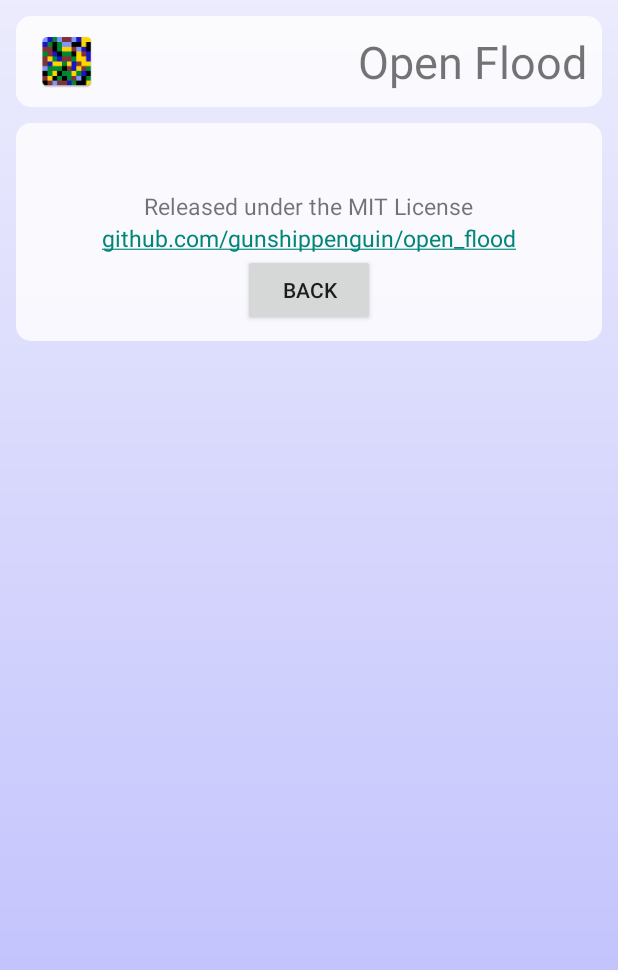
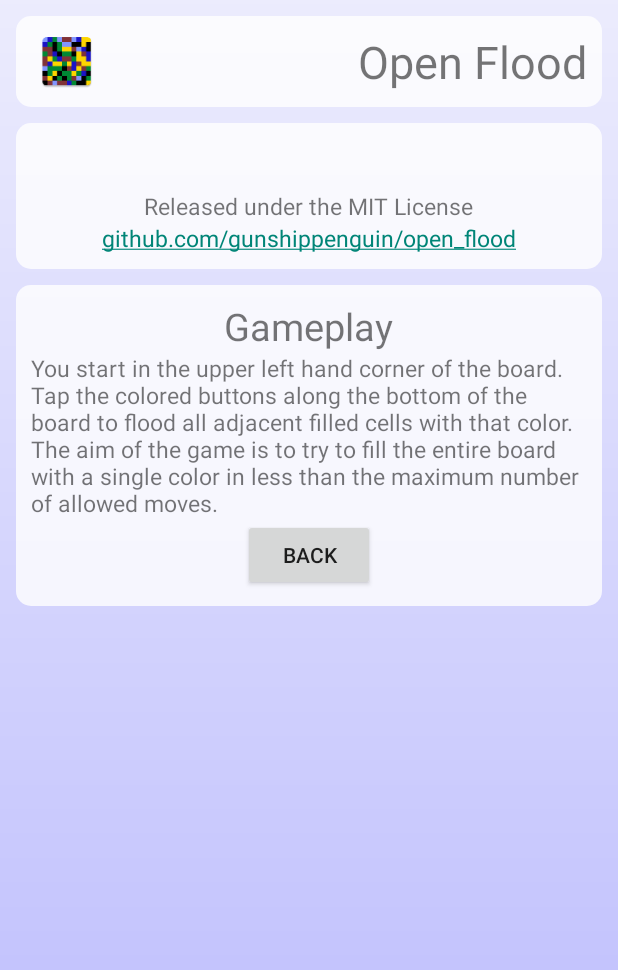
Before and after one commit to GunshipPenguin/open_flood, an Android app: the layout activity_info.xml on its own in the app's theme, with its tools: preview values and no code run, on a phone screen of 412 x 824 dp. Shown: the top 970 px of the screen. Run offline under Robolectric (Android 15) with nearby library versions, the phone set to English and light mode, and no system bars.

Commit message:
Add help text to InfoActivity

```diff
--- a/app/src/main/res/layout/activity_info.xml
+++ b/app/src/main/res/layout/activity_info.xml
@@ -65,6 +65,29 @@
             android:textSize="15sp"
             android:id="@+id/infoSourceTextView"
             android:layout_gravity="center_horizontal" />
+    </LinearLayout>
+
+    <LinearLayout
+        android:orientation="vertical"
+        android:layout_width="match_parent"
+        android:layout_height="wrap_content"
+        android:background="@drawable/background_box"
+        android:layout_margin="5dp">
+
+        <TextView
+            android:layout_width="wrap_content"
+            android:layout_height="match_parent"
+            android:text="@string/info_instructions_title"
+            android:textSize="25sp"
+            android:layout_gravity="center"
+            android:id="@+id/textView4" />
+
+        <TextView
+            android:layout_width="fill_parent"
+            android:layout_height="match_parent"
+            android:text="@string/info_instructions"
+            android:textSize="15sp"
+            android:id="@+id/textView5" />
 
         <Button
             android:layout_width="wrap_content"
@@ -72,6 +95,7 @@
             android:text="@string/info_back"
             android:id="@+id/backButton"
             android:layout_gravity="center_horizontal" />
+
     </LinearLayout>
 
 </LinearLayout>
--- a/app/src/main/res/values/strings.xml
+++ b/app/src/main/res/values/strings.xml
@@ -19,5 +19,12 @@
     <!--Info activity-->
     <string name="info_license">Released under the MIT License</string>
     <string name="info_source"><a href="http://github.com/gunshippenguin/open_flood">github.com/gunshippenguin/open_flood</a></string>
+    <string name="info_instructions_title">Gameplay</string>
+    <string name="info_instructions">
+        You start in the upper left hand corner of the board. Tap the colored buttons along the
+        bottom of the board to flood all adjacent filled cells with that color. The aim of the game
+        is to try to fill the entire board with a single color in less than the maximum number of
+        allowed moves.
+    </string>
     <string name="info_back">Back</string>
 </resources>
```
